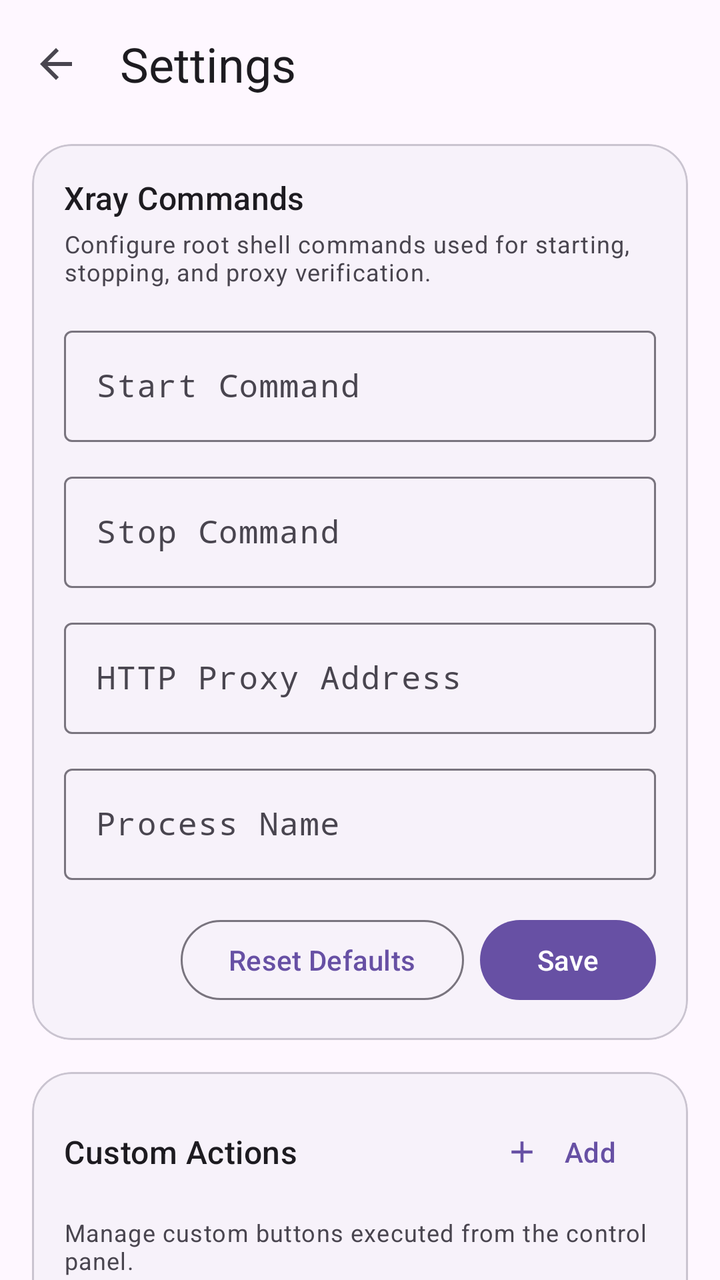
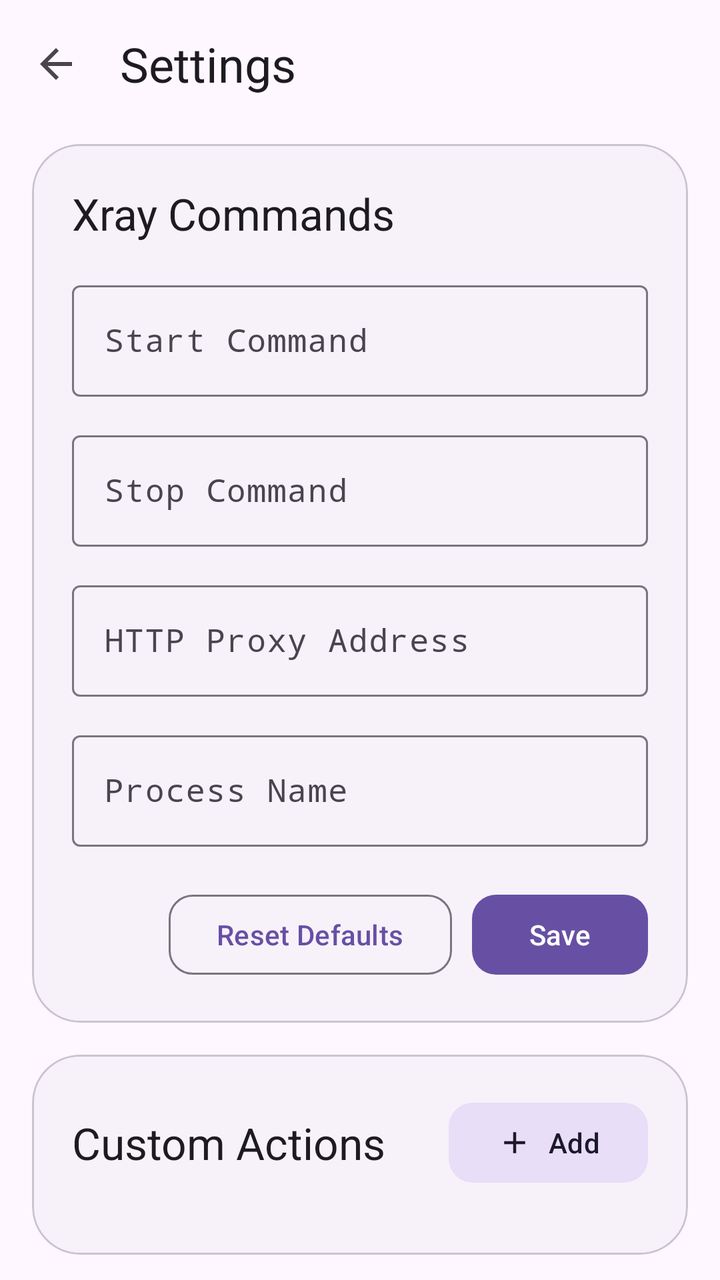

The first picture is an Android layout as it rendered before a commit; the second is the same layout after the commit. The layout source and the unified diff follow.
<!-- AndroidManifest.xml: activity theme Theme.Xray -->
<!-- res/layout/activity_settings.xml -->
<?xml version="1.0" encoding="utf-8"?>
<androidx.coordinatorlayout.widget.CoordinatorLayout
    xmlns:android="http://schemas.android.com/apk/res/android"
    xmlns:app="http://schemas.android.com/apk/res-auto"
    android:id="@+id/root_layout"
    android:layout_width="match_parent"
    android:layout_height="match_parent"
    android:background="?attr/colorSurface">

    <com.google.android.material.appbar.AppBarLayout
        android:id="@+id/appbar"
        android:layout_width="match_parent"
        android:layout_height="wrap_content"
        android:background="?attr/colorSurface"
        app:elevation="0dp">

        <com.google.android.material.appbar.MaterialToolbar
            android:id="@+id/toolbar"
            android:layout_width="match_parent"
            android:layout_height="?attr/actionBarSize"
            app:title="@string/title_settings"
            app:navigationIcon="?attr/homeAsUpIndicator"
            app:titleCentered="false"
            app:titleTextAppearance="?attr/textAppearanceHeadlineSmall" />

    </com.google.android.material.appbar.AppBarLayout>

    <androidx.core.widget.NestedScrollView
        android:id="@+id/nested_scroll_view"
        android:layout_width="match_parent"
        android:layout_height="match_parent"
        app:layout_behavior="@string/appbar_scrolling_view_behavior"
        android:clipToPadding="false"
        android:fillViewport="true">

        <LinearLayout
            android:id="@+id/scroll_content"
            android:layout_width="match_parent"
            android:layout_height="wrap_content"
            android:orientation="vertical"
            android:paddingStart="16dp"
            android:paddingEnd="16dp"
            android:paddingTop="8dp"
            android:paddingBottom="24dp">

            
            <com.google.android.material.card.MaterialCardView
                android:layout_width="match_parent"
                android:layout_height="wrap_content"
                app:cardCornerRadius="20dp"
                app:cardElevation="0dp"
                app:strokeWidth="1dp"
                app:strokeColor="?attr/colorOutlineVariant"
                app:cardBackgroundColor="?attr/colorSurfaceContainerLow"
                android:layout_marginBottom="16dp">

                <LinearLayout
                    android:layout_width="match_parent"
                    android:layout_height="wrap_content"
                    android:orientation="vertical"
                    android:padding="16dp">

                    <TextView
                        android:layout_width="wrap_content"
                        android:layout_height="wrap_content"
                        android:text="@string/title_xray_commands"
                        android:textAppearance="?attr/textAppearanceTitleMedium"
                        android:textColor="?attr/colorOnSurface" />

                    <TextView
                        android:layout_width="wrap_content"
                        android:layout_height="wrap_content"
                        android:layout_marginTop="4dp"
                        android:layout_marginBottom="16dp"
                        android:text="@string/desc_xray_commands"
                        android:textAppearance="?attr/textAppearanceBodySmall"
                        android:textColor="?attr/colorOnSurfaceVariant" />

                    
                    <com.google.android.material.textfield.TextInputLayout
                        android:id="@+id/layout_start_cmd"
                        android:layout_width="match_parent"
                        android:layout_height="wrap_content"
                        android:hint="@string/label_start_cmd"
                        style="@style/Widget.Material3.TextInputLayout.OutlinedBox">

                        <com.google.android.material.textfield.TextInputEditText
                            android:id="@+id/edit_start_cmd"
                            android:layout_width="match_parent"
                            android:layout_height="wrap_content"
                            android:typeface="monospace"
                            android:inputType="textMultiLine"
                            android:maxLines="6" />

                    </com.google.android.material.textfield.TextInputLayout>

                    
                    <com.google.android.material.textfield.TextInputLayout
                        android:id="@+id/layout_stop_cmd"
                        android:layout_width="match_parent"
                        android:layout_height="wrap_content"
                        android:layout_marginTop="12dp"
                        android:hint="@string/label_stop_cmd"
                        style="@style/Widget.Material3.TextInputLayout.OutlinedBox">

                        <com.google.android.material.textfield.TextInputEditText
                            android:id="@+id/edit_stop_cmd"
                            android:layout_width="match_parent"
                            android:layout_height="wrap_content"
                            android:typeface="monospace"
                            android:inputType="textMultiLine"
                            android:maxLines="6" />

                    </com.google.android.material.textfield.TextInputLayout>

                    
                    <com.google.android.material.textfield.TextInputLayout
                        android:id="@+id/layout_http_proxy"
                        android:layout_width="match_parent"
                        android:layout_height="wrap_content"
                        android:layout_marginTop="12dp"
                        android:hint="@string/label_proxy_address"
                        style="@style/Widget.Material3.TextInputLayout.OutlinedBox">

                        <com.google.android.material.textfield.TextInputEditText
                            android:id="@+id/edit_http_proxy"
                            android:layout_width="match_parent"
                            android:layout_height="wrap_content"
                            android:typeface="monospace"
                            android:inputType="text"
                            android:singleLine="true" />

                    </com.google.android.material.textfield.TextInputLayout>

                    
                    <com.google.android.material.textfield.TextInputLayout
                        android:id="@+id/layout_process_name"
                        android:layout_width="match_parent"
                        android:layout_height="wrap_content"
                        android:layout_marginTop="12dp"
                        android:hint="@string/label_process_name"
                        style="@style/Widget.Material3.TextInputLayout.OutlinedBox">

                        <com.google.android.material.textfield.TextInputEditText
                            android:id="@+id/edit_process_name"
                            android:layout_width="match_parent"
                            android:layout_height="wrap_content"
                            android:typeface="monospace"
                            android:inputType="text"
                            android:singleLine="true" />

                    </com.google.android.material.textfield.TextInputLayout>

                    
                    <LinearLayout
                        android:layout_width="match_parent"
                        android:layout_height="wrap_content"
                        android:orientation="horizontal"
                        android:layout_marginTop="16dp"
                        android:gravity="end">

                        <com.google.android.material.button.MaterialButton
                            android:id="@+id/btn_reset_commands"
                            android:layout_width="wrap_content"
                            android:layout_height="wrap_content"
                            android:text="@string/btn_reset_defaults"
                            android:layout_marginEnd="8dp"
                            style="@style/Widget.Material3.Button.OutlinedButton" />

                        <com.google.android.material.button.MaterialButton
                            android:id="@+id/btn_save_commands"
                            android:layout_width="wrap_content"
                            android:layout_height="wrap_content"
                            android:text="@string/btn_save"
                            style="@style/Widget.Material3.Button" />

                    </LinearLayout>

                </LinearLayout>

            </com.google.android.material.card.MaterialCardView>

            
            <com.google.android.material.card.MaterialCardView
                android:layout_width="match_parent"
                android:layout_height="wrap_content"
                app:cardCornerRadius="20dp"
                app:cardElevation="0dp"
                app:strokeWidth="1dp"
                app:strokeColor="?attr/colorOutlineVariant"
                app:cardBackgroundColor="?attr/colorSurfaceContainerLow">

                <LinearLayout
                    android:layout_width="match_parent"
                    android:layout_height="wrap_content"
                    android:orientation="vertical"
                    android:padding="16dp">

                    <LinearLayout
                        android:layout_width="match_parent"
                        android:layout_height="wrap_content"
                        android:orientation="horizontal"
                        android:gravity="center_vertical"
                        android:layout_marginBottom="8dp">

                        <TextView
                            android:layout_width="0dp"
                            android:layout_height="wrap_content"
                            android:layout_weight="1"
                            android:text="@string/title_custom_actions"
                            android:textAppearance="?attr/textAppearanceTitleMedium"
                            android:textColor="?attr/colorOnSurface" />

                        <com.google.android.material.button.MaterialButton
                            android:id="@+id/btn_add_script"
                            android:layout_width="wrap_content"
                            android:layout_height="wrap_content"
                            android:text="@string/btn_add_action"
                            app:icon="@drawable/ic_add"
                            style="@style/Widget.Material3.Button.TextButton" />

                    </LinearLayout>

                    <TextView
                        android:layout_width="wrap_content"
                        android:layout_height="wrap_content"
                        android:layout_marginBottom="12dp"
                        android:text="@string/desc_custom_scripts_manage"
                        android:textAppearance="?attr/textAppearanceBodySmall"
                        android:textColor="?attr/colorOnSurfaceVariant" />

                    <TextView
                        android:id="@+id/text_empty_scripts"
                        android:layout_width="match_parent"
                        android:layout_height="wrap_content"
                        android:text="@string/empty_custom_actions"
                        android:textAppearance="?attr/textAppearanceBodySmall"
                        android:textColor="?attr/colorOutline"
                        android:gravity="center"
                        android:paddingTop="16dp"
                        android:paddingBottom="16dp"
                        android:visibility="gone" />

                    <LinearLayout
                        android:id="@+id/container_settings_custom_scripts"
                        android:layout_width="match_parent"
                        android:layout_height="wrap_content"
                        android:orientation="vertical" />

                </LinearLayout>

            </com.google.android.material.card.MaterialCardView>

        </LinearLayout>

    </androidx.core.widget.NestedScrollView>

</androidx.coordinatorlayout.widget.CoordinatorLayout>
<!-- resources referenced by this layout -->
<resources>
  <!-- drawable ic_add (drawable) -->
  <vector xmlns:android="http://schemas.android.com/apk/res/android"
      android:width="24dp"
      android:height="24dp"
      android:viewportWidth="24"
      android:viewportHeight="24">
      <path
          android:fillColor="?attr/colorPrimary"
          android:pathData="M19,13h-6v6h-2v-6H5v-2h6V5h2v6h6v2z"/>
  </vector>
  <string name="btn_add_action">Add</string>
  <string name="btn_reset_defaults">Reset Defaults</string>
  <string name="btn_save">Save</string>
  <string name="desc_custom_scripts_manage">Manage custom buttons executed from the control panel.</string>
  <string name="desc_xray_commands">Configure root shell commands used for starting, stopping, and proxy verification.</string>
  <string name="empty_custom_actions">No custom scripts configured.</string>
  <string name="label_process_name">Process Name</string>
  <string name="label_proxy_address">HTTP Proxy Address</string>
  <string name="label_start_cmd">Start Command</string>
  <string name="label_stop_cmd">Stop Command</string>
  <string name="title_custom_actions">Custom Actions</string>
  <string name="title_settings">Settings</string>
  <string name="title_xray_commands">Xray Commands</string>
  <style name="Theme.Xray" parent="Theme.Material3.DayNight.NoActionBar">
          <item name="android:statusBarColor">@android:color/transparent</item>
          <item name="android:navigationBarColor">@android:color/transparent</item>
          <item name="android:windowLightStatusBar">true</item>
          <item name="android:windowLightNavigationBar">true</item>
      </style>
</resources>

<!-- the commit's change to res/layout/activity_settings.xml (unified diff, before → after) -->
@@ -47,7 +47,7 @@
             <com.google.android.material.card.MaterialCardView
                 android:layout_width="match_parent"
                 android:layout_height="wrap_content"
-                app:cardCornerRadius="20dp"
+                app:cardCornerRadius="24dp"
                 app:cardElevation="0dp"
                 app:strokeWidth="1dp"
                 app:strokeColor="?attr/colorOutlineVariant"
@@ -58,29 +58,21 @@
                     android:layout_width="match_parent"
                     android:layout_height="wrap_content"
                     android:orientation="vertical"
-                    android:padding="16dp">
+                    android:padding="20dp">
 
                     <TextView
                         android:layout_width="wrap_content"
                         android:layout_height="wrap_content"
                         android:text="@string/title_xray_commands"
-                        android:textAppearance="?attr/textAppearanceTitleMedium"
+                        android:textAppearance="?attr/textAppearanceTitleLarge"
                         android:textColor="?attr/colorOnSurface" />
 
-                    <TextView
-                        android:layout_width="wrap_content"
-                        android:layout_height="wrap_content"
-                        android:layout_marginTop="4dp"
-                        android:layout_marginBottom="16dp"
-                        android:text="@string/desc_xray_commands"
-                        android:textAppearance="?attr/textAppearanceBodySmall"
-                        android:textColor="?attr/colorOnSurfaceVariant" />
-
                     
                     <com.google.android.material.textfield.TextInputLayout
                         android:id="@+id/layout_start_cmd"
                         android:layout_width="match_parent"
                         android:layout_height="wrap_content"
+                        android:layout_marginTop="16dp"
                         android:hint="@string/label_start_cmd"
                         style="@style/Widget.Material3.TextInputLayout.OutlinedBox">
 
@@ -89,8 +81,7 @@
                             android:layout_width="match_parent"
                             android:layout_height="wrap_content"
                             android:typeface="monospace"
-                            android:inputType="textMultiLine"
-                            android:maxLines="6" />
+                            android:inputType="textMultiLine" />
 
                     </com.google.android.material.textfield.TextInputLayout>
 
@@ -99,7 +90,7 @@
                         android:id="@+id/layout_stop_cmd"
                         android:layout_width="match_parent"
                         android:layout_height="wrap_content"
-                        android:layout_marginTop="12dp"
+                        android:layout_marginTop="14dp"
                         android:hint="@string/label_stop_cmd"
                         style="@style/Widget.Material3.TextInputLayout.OutlinedBox">
 
@@ -108,8 +99,7 @@
                             android:layout_width="match_parent"
                             android:layout_height="wrap_content"
                             android:typeface="monospace"
-                            android:inputType="textMultiLine"
-                            android:maxLines="6" />
+                            android:inputType="textMultiLine" />
 
                     </com.google.android.material.textfield.TextInputLayout>
 
@@ -118,7 +108,7 @@
                         android:id="@+id/layout_http_proxy"
                         android:layout_width="match_parent"
                         android:layout_height="wrap_content"
-                        android:layout_marginTop="12dp"
+                        android:layout_marginTop="14dp"
                         android:hint="@string/label_proxy_address"
                         style="@style/Widget.Material3.TextInputLayout.OutlinedBox">
 
@@ -127,8 +117,7 @@
                             android:layout_width="match_parent"
                             android:layout_height="wrap_content"
                             android:typeface="monospace"
-                            android:inputType="text"
-                            android:singleLine="true" />
+                            android:inputType="text" />
 
                     </com.google.android.material.textfield.TextInputLayout>
 
@@ -137,7 +126,7 @@
                         android:id="@+id/layout_process_name"
                         android:layout_width="match_parent"
                         android:layout_height="wrap_content"
-                        android:layout_marginTop="12dp"
+                        android:layout_marginTop="14dp"
                         android:hint="@string/label_process_name"
                         style="@style/Widget.Material3.TextInputLayout.OutlinedBox">
 
@@ -146,8 +135,7 @@
                             android:layout_width="match_parent"
                             android:layout_height="wrap_content"
                             android:typeface="monospace"
-                            android:inputType="text"
-                            android:singleLine="true" />
+                            android:inputType="text" />
 
                     </com.google.android.material.textfield.TextInputLayout>
 
@@ -156,7 +144,7 @@
                         android:layout_width="match_parent"
                         android:layout_height="wrap_content"
                         android:orientation="horizontal"
-                        android:layout_marginTop="16dp"
+                        android:layout_marginTop="20dp"
                         android:gravity="end">
 
                         <com.google.android.material.button.MaterialButton
@@ -164,7 +152,8 @@
                             android:layout_width="wrap_content"
                             android:layout_height="wrap_content"
                             android:text="@string/btn_reset_defaults"
-                            android:layout_marginEnd="8dp"
+                            android:layout_marginEnd="10dp"
+                            app:cornerRadius="12dp"
                             style="@style/Widget.Material3.Button.OutlinedButton" />
 
                         <com.google.android.material.button.MaterialButton
@@ -172,6 +161,7 @@
                             android:layout_width="wrap_content"
                             android:layout_height="wrap_content"
                             android:text="@string/btn_save"
+                            app:cornerRadius="12dp"
                             style="@style/Widget.Material3.Button" />
 
                     </LinearLayout>
@@ -184,7 +174,7 @@
             <com.google.android.material.card.MaterialCardView
                 android:layout_width="match_parent"
                 android:layout_height="wrap_content"
-                app:cardCornerRadius="20dp"
+                app:cardCornerRadius="24dp"
                 app:cardElevation="0dp"
                 app:strokeWidth="1dp"
                 app:strokeColor="?attr/colorOutlineVariant"
@@ -194,21 +184,21 @@
                     android:layout_width="match_parent"
                     android:layout_height="wrap_content"
                     android:orientation="vertical"
-                    android:padding="16dp">
+                    android:padding="20dp">
 
                     <LinearLayout
                         android:layout_width="match_parent"
                         android:layout_height="wrap_content"
                         android:orientation="horizontal"
                         android:gravity="center_vertical"
-                        android:layout_marginBottom="8dp">
+                        android:layout_marginBottom="12dp">
 
                         <TextView
                             android:layout_width="0dp"
                             android:layout_height="wrap_content"
                             android:layout_weight="1"
                             android:text="@string/title_custom_actions"
-                            android:textAppearance="?attr/textAppearanceTitleMedium"
+                            android:textAppearance="?attr/textAppearanceTitleLarge"
                             android:textColor="?attr/colorOnSurface" />
 
                         <com.google.android.material.button.MaterialButton
@@ -217,28 +207,21 @@
                             android:layout_height="wrap_content"
                             android:text="@string/btn_add_action"
                             app:icon="@drawable/ic_add"
-                            style="@style/Widget.Material3.Button.TextButton" />
+                            app:cornerRadius="12dp"
+                            style="@style/Widget.Material3.Button.TonalButton" />
 
                     </LinearLayout>
-
-                    <TextView
-                        android:layout_width="wrap_content"
-                        android:layout_height="wrap_content"
-                        android:layout_marginBottom="12dp"
-                        android:text="@string/desc_custom_scripts_manage"
-                        android:textAppearance="?attr/textAppearanceBodySmall"
-                        android:textColor="?attr/colorOnSurfaceVariant" />
 
                     <TextView
                         android:id="@+id/text_empty_scripts"
                         android:layout_width="match_parent"
                         android:layout_height="wrap_content"
                         android:text="@string/empty_custom_actions"
-                        android:textAppearance="?attr/textAppearanceBodySmall"
+                        android:textAppearance="?attr/textAppearanceBodyMedium"
                         android:textColor="?attr/colorOutline"
                         android:gravity="center"
-                        android:paddingTop="16dp"
-                        android:paddingBottom="16dp"
+                        android:paddingTop="20dp"
+                        android:paddingBottom="20dp"
                         android:visibility="gone" />
 
                     <LinearLayout
<!-- resource entries referenced after the edit -->
@@ -13,8 +13,6 @@
   <string name="btn_add_action">Add</string>
   <string name="btn_reset_defaults">Reset Defaults</string>
   <string name="btn_save">Save</string>
-  <string name="desc_custom_scripts_manage">Manage custom buttons executed from the control panel.</string>
-  <string name="desc_xray_commands">Configure root shell commands used for starting, stopping, and proxy verification.</string>
   <string name="empty_custom_actions">No custom scripts configured.</string>
   <string name="label_process_name">Process Name</string>
   <string name="label_proxy_address">HTTP Proxy Address</string>
